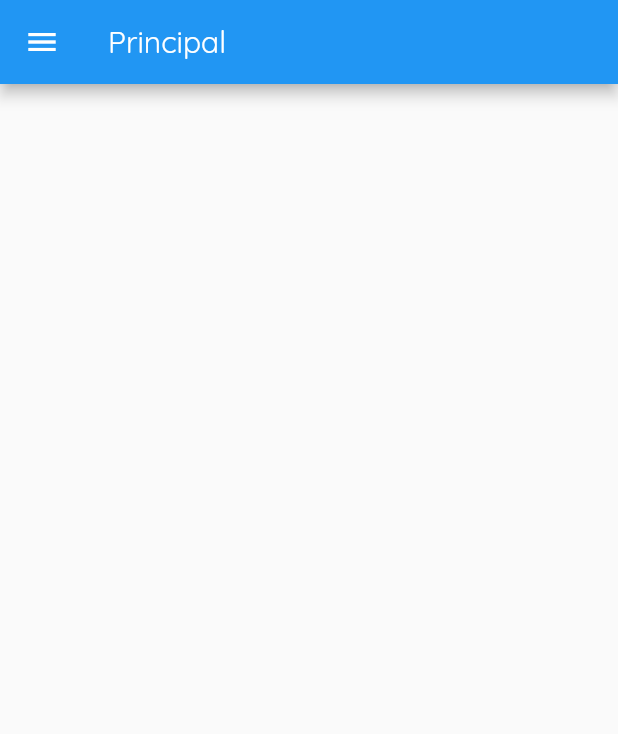
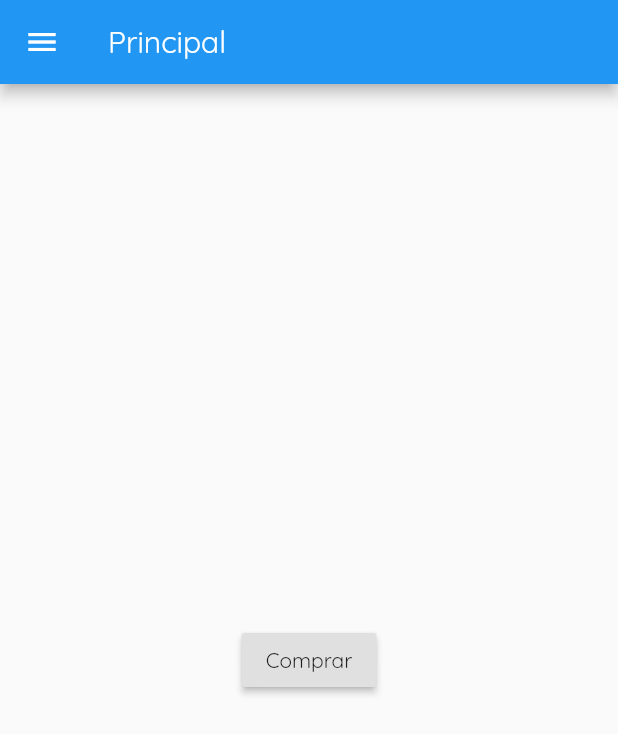
Before and after one commit to JaimFdez/dataflex-aplication, a Flutter app: the HomePage screen opened by its route, on a phone screen of 412 x 824 dp. Shown: the top 734 px of the screen. Run offline on Flutter 3.47's test engine with Material 2 defaults, Android fonts, the phone set to English and light mode, and no system bars.

Commit message:
agrengando las pantallas factura, lista de productos, lista de facturas

```diff
--- a/lib/src/pages/home_page.dart
+++ b/lib/src/pages/home_page.dart
@@ -1,3 +1,4 @@
+import 'package:dataflex_erp/src/pages/orders_list_page.dart';
 import 'package:flutter/material.dart';
 
 class HomePage extends StatelessWidget {
@@ -7,10 +8,21 @@ class HomePage extends StatelessWidget {
       appBar: AppBar(
         title: Text('Principal'),
       ),
+      body: Center(
+        child: RaisedButton(
+          child: Text("Comprar"),
+          onPressed: (){
+            Navigator.of(context).push(MaterialPageRoute(builder: (BuildContext context) => OrdersPage()));
+          }
+
+        ),
+      ),
+
       drawer: Drawer(
         child: Center(
           child: Text('Hola')
-          ),
+
+        ),
       ),
     );
   }
--- a/lib/src/widgets/custom_widgets.dart
+++ b/lib/src/widgets/custom_widgets.dart
@@ -1,2 +1,8 @@
 export 'package:dataflex_erp/src/pages/login_page.dart';
 export 'package:dataflex_erp/src/pages/home_page.dart';
+export 'package:dataflex_erp/src/pages/orders_list_page.dart';
+export 'package:dataflex_erp/src/pages/create_orders_page.dart';
+export 'package:dataflex_erp/src/pages/invoice_page.dart';
+export 'package:dataflex_erp/src/widgets/search_widget.dart';
+export 'package:dataflex_erp/src/pages/check_page.dart';
+export 'package:dataflex_erp/src/pages/onvoice_list_page.dart';
```
Also changed, not shown: lib/main.dart (+5 -5 lines), 1 other file.
